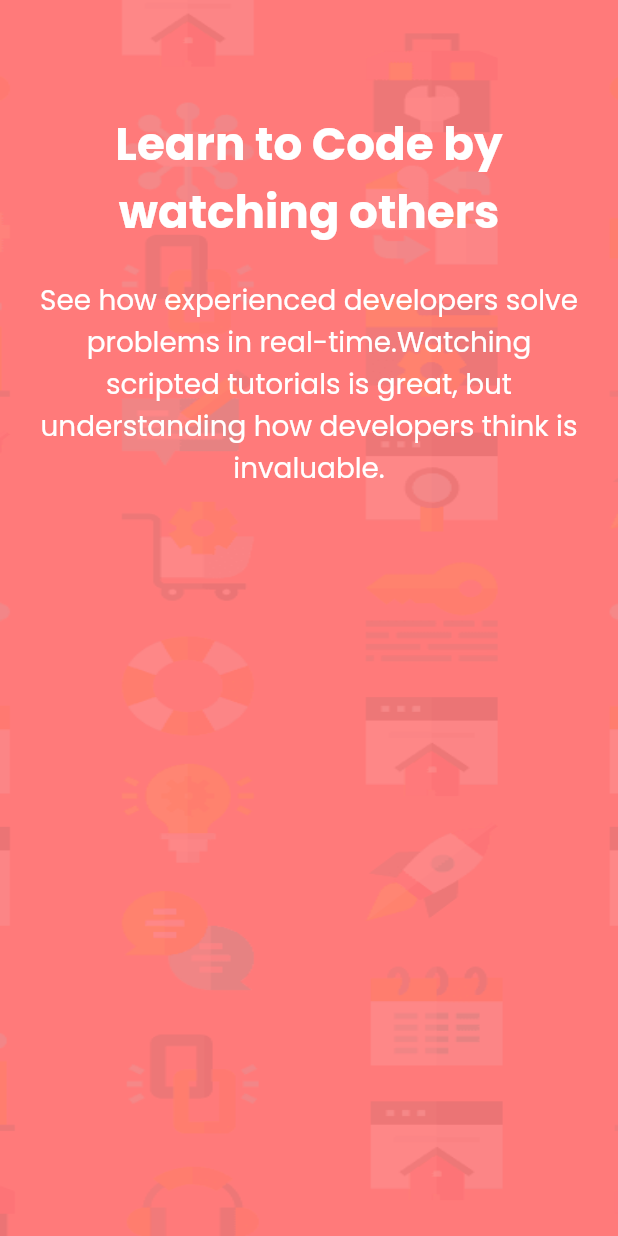
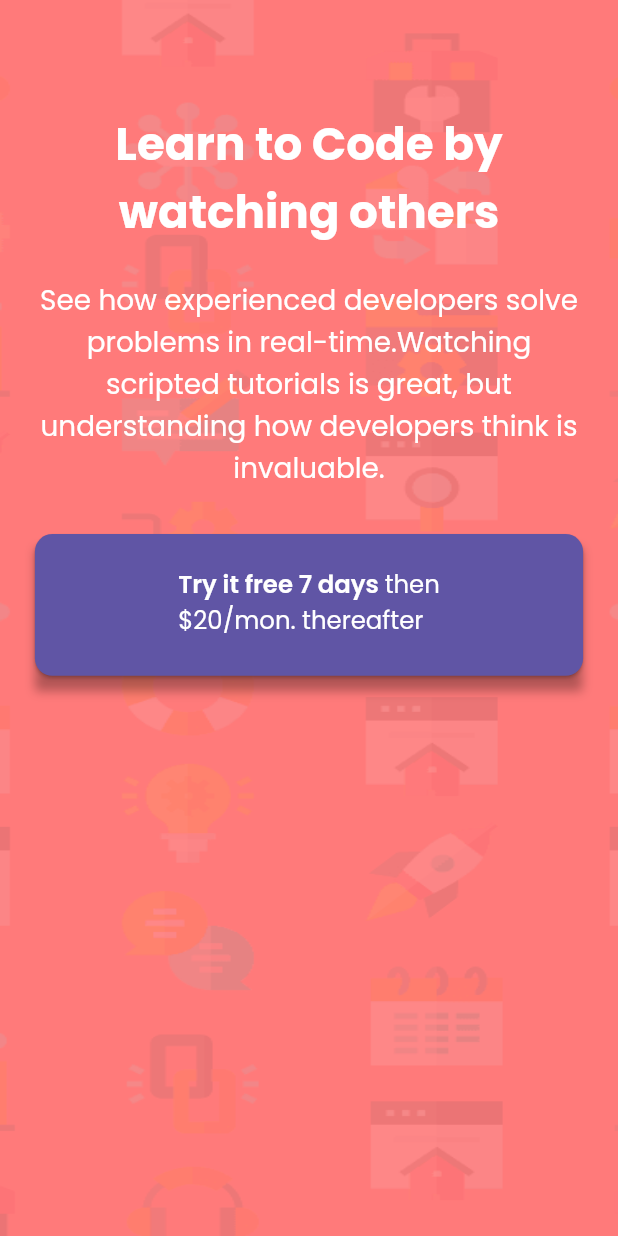
Before and after one commit to maoja37/bankly_app_signup_test, a Flutter app: the screen it shows after launch, on a phone screen of 412 x 824 dp. Run offline on Flutter 3.47's test engine with Material 2 defaults, Android fonts, the phone set to English and light mode, and no system bars; our stand-ins replace flutter_screenutil, google_fonts.

Commit message:
created next button

```diff
--- a/lib/screens/phone_screen_layout.dart
+++ b/lib/screens/phone_screen_layout.dart
@@ -37,7 +37,8 @@ class _PhoneScreenLayoutState extends State<PhoneScreenLayout> {
           SingleChildScrollView(
             child: Padding(
               padding: EdgeInsets.symmetric(horizontal: 24.h, vertical: 76.h),
-              child: Column( children: [
+              child: Column(
+                children: [
                   Text(
                     'Learn to Code by\nwatching others',
                     style: GoogleFonts.poppins(
@@ -52,9 +53,52 @@ class _PhoneScreenLayoutState extends State<PhoneScreenLayout> {
                     'See how experienced developers solve\nproblems in real-time.Watching\nscripted tutorials is great, but\nunderstanding how developers think is\ninvaluable.',
                     style: GoogleFonts.poppins(
                         color: Colors.white, fontSize: constFontSize.sp),
-                    textAlign: TextAlign.center,),
+                    textAlign: TextAlign.center,
+                  ),
                   SizedBox(height: 30.h),
-              ],),
+                  Container(
+                  decoration: BoxDecoration(boxShadow: [
+                    BoxShadow(
+                      color: Colors.black.withOpacity(0.3),
+                      blurRadius: 5,
+                      offset: const Offset(0, 10),
+                    )
+                  ]),
+                  child: MaterialButton(
+                    padding: EdgeInsets.symmetric(vertical: 22.h),
+                    onPressed: () {},
+                    elevation: 1,
+                    shape: RoundedRectangleBorder(
+                        borderRadius: BorderRadius.circular(12.r)),
+                    color: blueColor,
+                    minWidth: double.infinity,
+                    child: Column(
+                      crossAxisAlignment: CrossAxisAlignment.center,
+                      mainAxisAlignment: MainAxisAlignment.spaceBetween,
+                      children: [
+                        RichText(
+                            text: TextSpan(
+                                text: 'Try it free 7 days ',
+                                style: GoogleFonts.poppins(
+                                    fontWeight: FontWeight.w600,
+                                    fontSize: 14.sp,
+                                    color: Colors.white),
+                                children: [
+                              TextSpan(
+                                text: 'then\n\$20/mon. thereafter',
+                                style: GoogleFonts.poppins(
+                                    fontWeight: FontWeight.w400,
+                                    fontSize: 14.sp,
+                                    color: Colors.white),
+                              )
+                            ])),
+                        SizedBox(height: 4.h),
+                      ],
+                    ),
+                  ),
+                ),
+                ],
+              ),
             ),
           )
         ],
```
Lines whose indentation alone changed are shown as unchanged.
